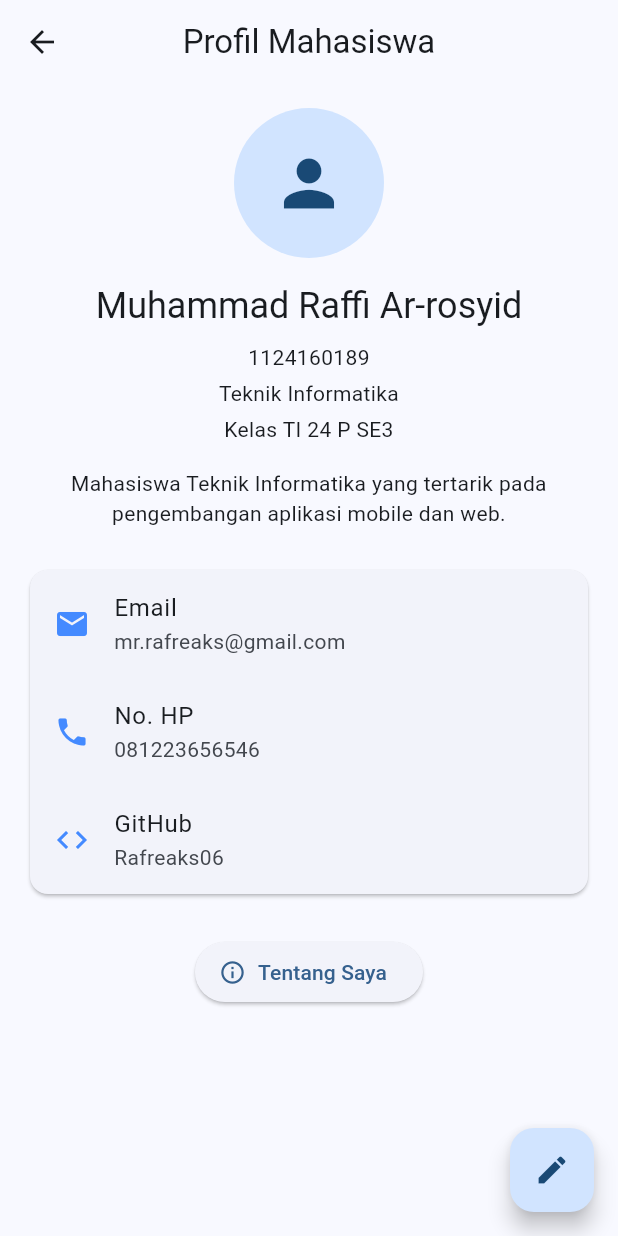
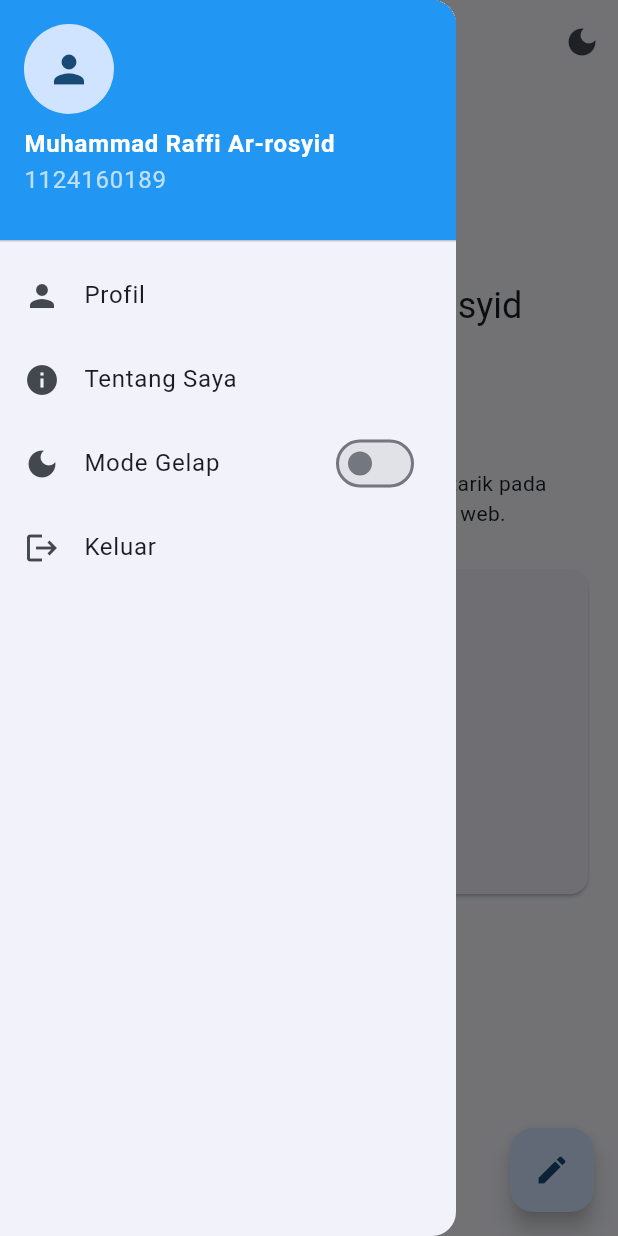
Before and after one commit to Rafreaks06/uts-pml-1124160189, a Flutter app: the ProfilePage screen opened by its route, with the side drawer open (before the commit the screen has no drawer), on a phone screen of 412 x 824 dp. Run offline on Flutter 3.47's test engine with Material 3 defaults, Android fonts, the phone set to English and light mode, and no system bars; accounts and stored records are empty.

Commit message:
tahap 6: tambah drawer dan switch mode gelap

```diff
--- a/soal2-profil-app/lib/screens/profile_page.dart
+++ b/soal2-profil-app/lib/screens/profile_page.dart
@@ -1,4 +1,5 @@
 import 'package:flutter/material.dart';
+import '../app_state.dart';
 import '../models/profile.dart';
 import '../widgets/info_tile.dart';
 
@@ -27,6 +28,86 @@ class _ProfilePageState extends State<ProfilePage> {
       appBar: AppBar(
         title: const Text('Profil Mahasiswa'),
         centerTitle: true,
+        actions: [
+          ValueListenableBuilder<ThemeMode>(
+            valueListenable: themeModeNotifier,
+            builder: (context, mode, _) {
+              return IconButton(
+                icon: Icon(
+                  mode == ThemeMode.dark ? Icons.light_mode : Icons.dark_mode,
+                ),
+                onPressed: () {
+                  themeModeNotifier.value =
+                      mode == ThemeMode.dark ? ThemeMode.light : ThemeMode.dark;
+                },
+              );
+            },
+          ),
+        ],
+      ),
+      drawer: Drawer(
+        child: ListView(
+          padding: EdgeInsets.zero,
+          children: [
+            DrawerHeader(
+              decoration: const BoxDecoration(color: Colors.blue),
+              child: Column(
+                crossAxisAlignment: CrossAxisAlignment.start,
+                children: [
+                  const CircleAvatar(
+                    radius: 30,
+                    child: Icon(Icons.person, size: 30),
+                  ),
+                  const SizedBox(height: 8),
+                  Text(
+                    _profile.nama,
+                    style: const TextStyle(
+                      color: Colors.white,
+                      fontSize: 16,
+                      fontWeight: FontWeight.bold,
+                    ),
+                  ),
+                  Text(
+                    _profile.nim,
+                    style: const TextStyle(color: Colors.white70),
+                  ),
+                ],
+              ),
+            ),
+            ListTile(
+              leading: const Icon(Icons.person),
+              title: const Text('Profil'),
+              onTap: () => Navigator.pop(context),
+            ),
+            ListTile(
+              leading: const Icon(Icons.info),
+              title: const Text('Tentang Saya'),
+              onTap: () {
+                Navigator.pop(context);
+                Navigator.pushNamed(context, '/about');
+              },
+            ),
+            ValueListenableBuilder<ThemeMode>(
+              valueListenable: themeModeNotifier,
+              builder: (context, mode, _) {
+                return SwitchListTile(
+                  title: const Text('Mode Gelap'),
+                  secondary: const Icon(Icons.dark_mode),
+                  value: mode == ThemeMode.dark,
+                  onChanged: (value) {
+                    themeModeNotifier.value =
+                        value ? ThemeMode.dark : ThemeMode.light;
+                  },
+                );
+              },
+            ),
+            ListTile(
+              leading: const Icon(Icons.logout),
+              title: const Text('Keluar'),
+              onTap: () => Navigator.pushReplacementNamed(context, '/'),
+            ),
+          ],
+        ),
       ),
       body: SafeArea(
         child: SingleChildScrollView(
```
